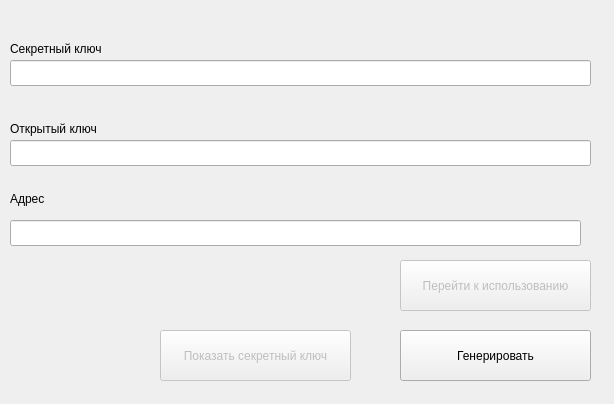
Above: firstrun_form.ui from gberdyshev/simple-bitcoin-wallet before the change. Below: the same form after it.
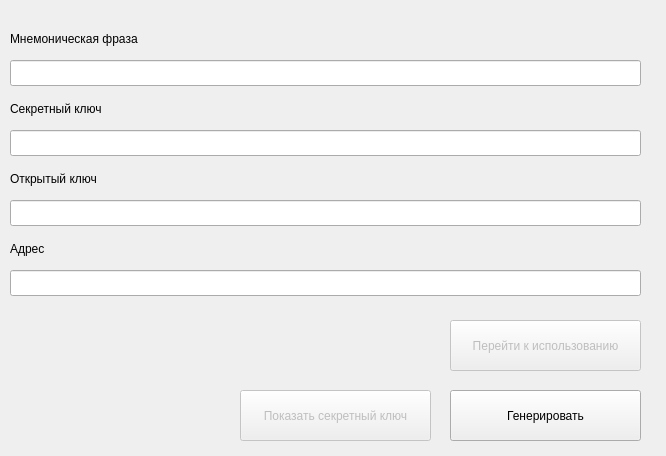
That is the form after the change. The open tabs and pages were chosen to show the change.

What changed in the file:
```diff
--- a/firstrun_form.ui
+++ b/firstrun_form.ui
@@ -6,8 +6,8 @@
    <rect>
     <x>0</x>
     <y>0</y>
-    <width>614</width>
-    <height>404</height>
+    <width>666</width>
+    <height>456</height>
    </rect>
   </property>
   <property name="windowTitle">
@@ -19,8 +19,8 @@
      <rect>
       <x>0</x>
       <y>10</y>
-      <width>611</width>
-      <height>391</height>
+      <width>661</width>
+      <height>451</height>
      </rect>
     </property>
     <property name="currentIndex">
@@ -196,8 +196,8 @@
       <property name="geometry">
        <rect>
         <x>10</x>
-        <y>50</y>
-        <width>581</width>
+        <y>120</y>
+        <width>631</width>
         <height>26</height>
        </rect>
       </property>
@@ -212,8 +212,8 @@
       <property name="geometry">
        <rect>
         <x>10</x>
-        <y>130</y>
-        <width>581</width>
+        <y>190</y>
+        <width>631</width>
         <height>26</height>
        </rect>
       </property>
@@ -225,8 +225,8 @@
       <property name="geometry">
        <rect>
         <x>10</x>
-        <y>210</y>
-        <width>571</width>
+        <y>260</y>
+        <width>631</width>
         <height>26</height>
        </rect>
       </property>
@@ -238,7 +238,7 @@
       <property name="geometry">
        <rect>
         <x>10</x>
-        <y>30</y>
+        <y>90</y>
         <width>121</width>
         <height>18</height>
        </rect>
@@ -251,7 +251,7 @@
       <property name="geometry">
        <rect>
         <x>10</x>
-        <y>110</y>
+        <y>160</y>
         <width>121</width>
         <height>18</height>
        </rect>
@@ -264,7 +264,7 @@
       <property name="geometry">
        <rect>
         <x>10</x>
-        <y>180</y>
+        <y>230</y>
         <width>121</width>
         <height>18</height>
        </rect>
@@ -276,8 +276,8 @@
      <widget class="QPushButton" name="generate">
       <property name="geometry">
        <rect>
-        <x>400</x>
-        <y>320</y>
+        <x>450</x>
+        <y>380</y>
         <width>191</width>
         <height>51</height>
        </rect>
@@ -292,8 +292,8 @@
       </property>
       <property name="geometry">
        <rect>
-        <x>400</x>
-        <y>250</y>
+        <x>450</x>
+        <y>310</y>
         <width>191</width>
         <height>51</height>
        </rect>
@@ -305,9 +305,9 @@
      <widget class="QLabel" name="warning_label">
       <property name="geometry">
        <rect>
-        <x>20</x>
+        <x>10</x>
         <y>250</y>
-        <width>351</width>
+        <width>361</width>
         <height>61</height>
        </rect>
       </property>
@@ -321,8 +321,8 @@
       </property>
       <property name="geometry">
        <rect>
-        <x>160</x>
-        <y>320</y>
+        <x>240</x>
+        <y>380</y>
         <width>191</width>
         <height>51</height>
        </rect>
@@ -331,6 +331,35 @@
        <string>Показать секретный ключ</string>
       </property>
      </widget>
+     <widget class="QLineEdit" name="mnemonic">
+      <property name="geometry">
+       <rect>
+        <x>10</x>
+        <y>50</y>
+        <width>631</width>
+        <height>26</height>
+       </rect>
+      </property>
+      <property name="echoMode">
+       <enum>QLineEdit::Password</enum>
+      </property>
+      <property name="readOnly">
+       <bool>true</bool>
+      </property>
+     </widget>
+     <widget class="QLabel" name="label_6">
+      <property name="geometry">
+       <rect>
+        <x>10</x>
+        <y>20</y>
+        <width>161</width>
+        <height>18</height>
+       </rect>
+      </property>
+      <property name="text">
+       <string>Мнемоническая фраза</string>
+      </property>
+     </widget>
     </widget>
     <widget class="QWidget" name="password_creator">
      <widget class="QLabel" name="label_4">
```
